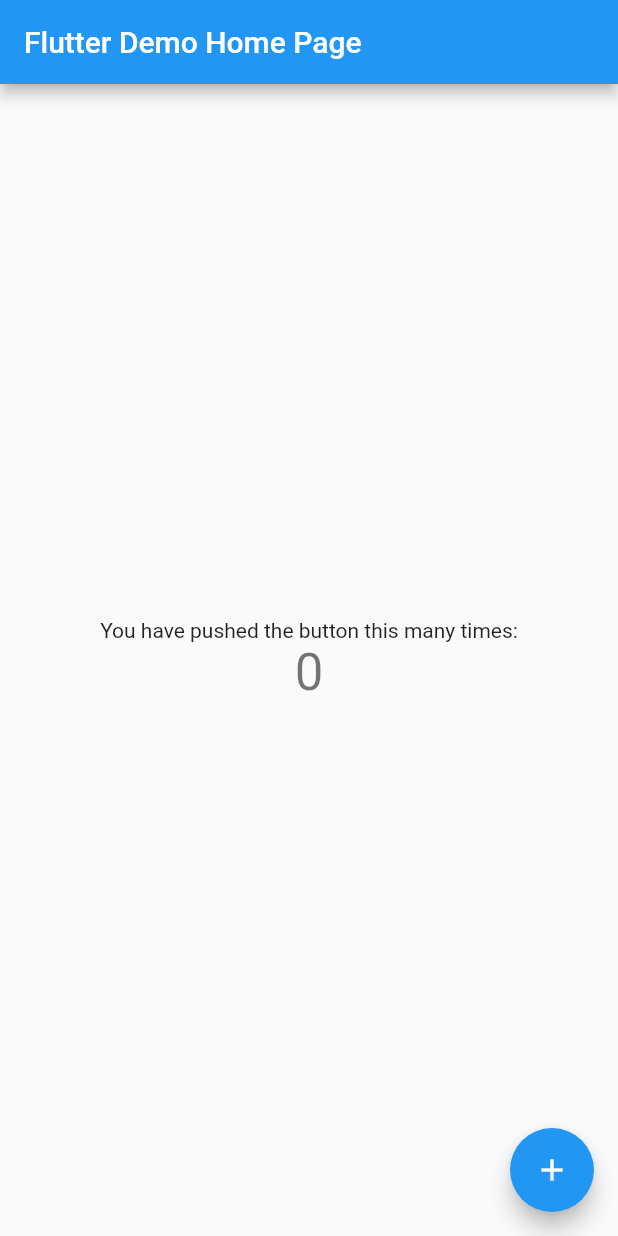
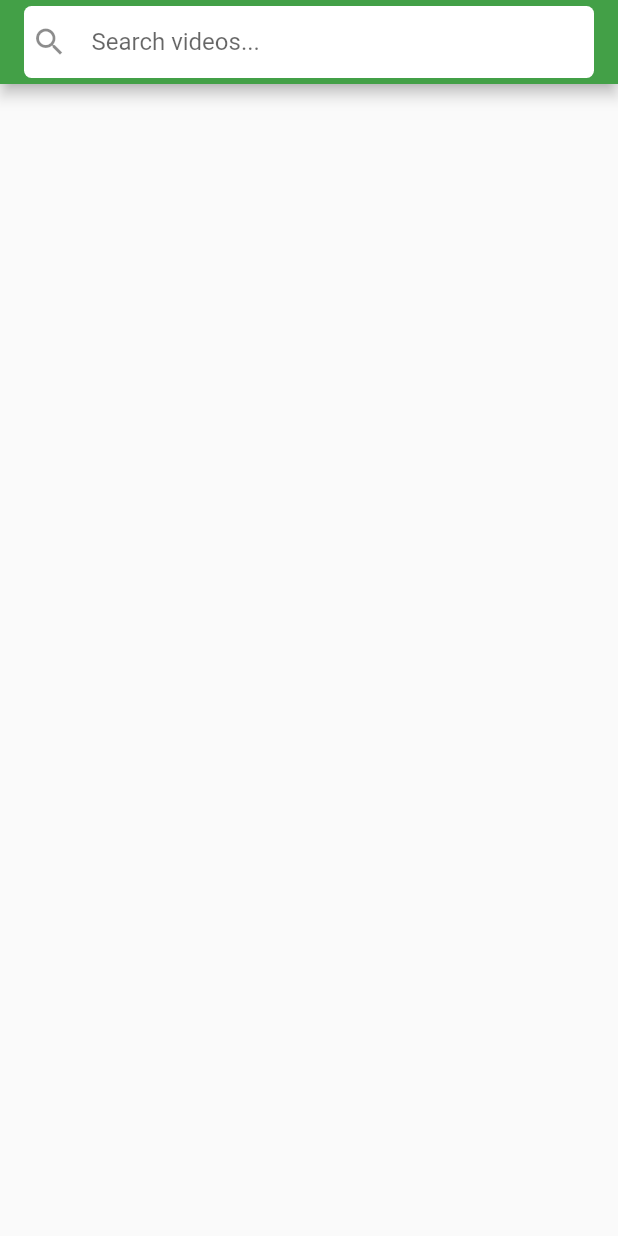
Before and after one commit to rasyidcode/tutorials_code, a Flutter app: the screen it shows after launch, on a phone screen of 412 x 824 dp. Run offline on Flutter 3.47's test engine with Material 2 defaults, Android fonts, the phone set to English and light mode, and no system bars; our stand-ins replace built_collection, built_value, flutter_bloc, kiwi; generated files the repository leaves out were written again.

Commit message:
finish search UI

```diff
--- a/flutter_youtube_search/lib/data/models/search/thumbnail.dart
+++ b/flutter_youtube_search/lib/data/models/search/thumbnail.dart
@@ -2,7 +2,6 @@
 
 import 'dart:convert';
 
-import 'package:built_collection/built_collection.dart';
 import 'package:built_value/built_value.dart';
 import 'package:built_value/serializer.dart';
 import 'package:github_user_searcch/data/models/serializers/serializers.dart';
@@ -12,8 +11,8 @@
 abstract class Thumbnail implements Built<Thumbnail, ThumbnailBuilder> {
   // fields go here
   String get url;
-  int get width;
-  int get height;
+  int? get width;
+  int? get height;
   Thumbnail._();
 
   factory Thumbnail([updates(ThumbnailBuilder b)]) = _$Thumbnail;
--- /dev/null
+++ b/flutter_youtube_search/lib/injection_container.dart
@@ -0,0 +1,19 @@
+import 'package:github_user_searcch/data/network/youtube_data_source.dart';
+import 'package:github_user_searcch/data/repository/youtube_search_repository.dart';
+import 'package:github_user_searcch/ui/search/search.dart';
+import 'package:kiwi/kiwi.dart' as kiwi;
+import 'package:http/http.dart' as http;
+
+void initKiwi() {
+  kiwi.KiwiContainer()
+    ..registerInstance(http.Client())
+    ..registerFactory(
+      (c) => YoutubeDataSource(c.resolve()),
+    )
+    ..registerFactory(
+      (c) => YoutubeSearchRepository(c.resolve()),
+    )
+    ..registerFactory(
+      (c) => SearchBloc(c.resolve()),
+    );
+}
--- a/flutter_youtube_search/lib/main.dart
+++ b/flutter_youtube_search/lib/main.dart
@@ -1,113 +1,22 @@
 import 'package:flutter/material.dart';
+import 'package:github_user_searcch/injection_container.dart';
+import 'package:github_user_searcch/ui/search/search_page.dart';
 
 void main() {
+  initKiwi();
   runApp(MyApp());
 }
 
 class MyApp extends StatelessWidget {
-  // This widget is the root of your application.
   @override
   Widget build(BuildContext context) {
     return MaterialApp(
       title: 'Flutter Demo',
       theme: ThemeData(
-        // This is the theme of your application.
-        //
-        // Try running your application with "flutter run". You'll see the
-        // application has a blue toolbar. Then, without quitting the app, try
-        // changing the primarySwatch below to Colors.green and then invoke
-        // "hot reload" (press "r" in the console where you ran "flutter run",
-        // or simply save your changes to "hot reload" in a Flutter IDE).
-        // Notice that the counter didn't reset back to zero; the application
-        // is not restarted.
-        primarySwatch: Colors.blue,
-      ),
-      home: MyHomePage(title: 'Flutter Demo Home Page'),
+          brightness: Brightness.light,
+          primaryColor: Colors.green.shade600,
+          accentColor: Colors.greenAccent.shade400),
+      home: SearchPage(),
     );
   }
 }
-
-class MyHomePage extends StatefulWidget {
-  MyHomePage({Key? key, required this.title}) : super(key: key);
-
-  // This widget is the home page of your application. It is stateful, meaning
-  // that it has a State object (defined below) that contains fields that affect
-  // how it looks.
-
-  // This class is the configuration for the state. It holds the values (in this
-  // case the title) provided by the parent (in this case the App widget) and
-  // used by the build method of the State. Fields in a Widget subclass are
-  // always marked "final".
-
-  final String title;
-
-  @override
-  _MyHomePageState createState() => _MyHomePageState();
-}
-
-class _MyHomePageState extends State<MyHomePage> {
-  int _counter = 0;
-
-  void _incrementCounter() {
-    setState(() {
-      // This call to setState tells the Flutter framework that something has
-      // changed in this State, which causes it to rerun the build method below
-      // so that the display can reflect the updated values. If we changed
-      // _counter without calling setState(), then the build method would not be
-      // called again, and so nothing would appear to happen.
-      _counter++;
-    });
-  }
-
-  @override
-  Widget build(BuildContext context) {
-    // This method is rerun every time setState is called, for instance as done
-    // by the _incrementCounter method above.
-    //
-    // The Flutter framework has been optimized to make rerunning build methods
-    // fast, so that you can just rebuild anything that needs updating rather
-    // than having to individually change instances of widgets.
-    return Scaffold(
-      appBar: AppBar(
-        // Here we take the value from the MyHomePage object that was created by
-        // the App.build method, and use it to set our appbar title.
-        title: Text(widget.title),
-      ),
-      body: Center(
-        // Center is a layout widget. It takes a single child and positions it
-        // in the middle of the parent.
-        child: Column(
-          // Column is also a layout widget. It takes a list of children and
-          // arranges them vertically. By default, it sizes itself to fit its
-          // children horizontally, and tries to be as tall as its parent.
-          //
-          // Invoke "debug painting" (press "p" in the console, choose the
-          // "Toggle Debug Paint" action from the Flutter Inspector in Android
-          // Studio, or the "Toggle Debug Paint" command in Visual Studio Code)
-          // to see the wireframe for each widget.
-          //
-          // Column has various properties to control how it sizes itself and
-          // how it positions its children. Here we use mainAxisAlignment to
-          // center the children vertically; the main axis here is the vertical
-          // axis because Columns are vertical (the cross axis would be
-          // horizontal).
-          mainAxisAlignment: MainAxisAlignment.center,
-          children: <Widget>[
-            Text(
-              'You have pushed the button this many times:',
-            ),
-            Text(
-              '$_counter',
-              style: Theme.of(context).textTheme.headline4,
-            ),
-          ],
-        ),
-      ),
-      floatingActionButton: FloatingActionButton(
-        onPressed: _incrementCounter,
-        tooltip: 'Increment',
-        child: Icon(Icons.add),
-      ), // This trailing comma makes auto-formatting nicer for build methods.
-    );
-  }
-}
--- /dev/null
+++ b/flutter_youtube_search/lib/ui/search/search_page.dart
@@ -0,0 +1,98 @@
+import 'package:flutter/material.dart';
+import 'package:flutter_bloc/flutter_bloc.dart';
+import 'package:github_user_searcch/ui/search/search.dart';
+import 'package:kiwi/kiwi.dart' as kiwi;
+
+class SearchPage extends StatefulWidget {
+  SearchPage({Key? key}) : super(key: key);
+
+  @override
+  _SearchPageState createState() => _SearchPageState();
+}
+
+class _SearchPageState extends State<SearchPage> {
+  final _searchBloc = kiwi.KiwiContainer().resolve<SearchBloc>();
+
+  @override
+  Widget build(BuildContext context) {
+    return BlocProvider(
+      create: (_) => _searchBloc,
+      child: _buildScaffold(),
+    );
+  }
+
+  @override
+  void dispose() {
+    super.dispose();
+    _searchBloc.close();
+  }
+
+  Widget _buildScaffold() {
+    return Scaffold(
+      appBar: AppBar(
+        title: SearchWidget(),
+      ),
+    );
+  }
+}
+
+class SearchWidget extends StatelessWidget {
+  const SearchWidget({
+    Key? key,
+  }) : super(key: key);
+
+  @override
+  Widget build(BuildContext context) {
+    return Container(
+      decoration: BoxDecoration(
+        color: Colors.white,
+        borderRadius: BorderRadius.circular(5),
+      ),
+      child: Padding(
+        padding: const EdgeInsets.only(left: 5.0),
+        child: SearchField(),
+      ),
+    );
+  }
+}
+
+class SearchField extends StatefulWidget {
+  const SearchField({
+    Key? key,
+  }) : super(key: key);
+
+  @override
+  _SearchFieldState createState() => _SearchFieldState();
+}
+
+class _SearchFieldState extends State<SearchField> {
+  final _controller = TextEditingController();
+  final _focusNode = FocusNode();
+
+  @override
+  void initState() {
+    super.initState();
+    _focusNode.addListener(() {
+      if (_focusNode.hasFocus) {
+        _controller.selection =
+            TextSelection(baseOffset: 0, extentOffset: _controller.text.length);
+      }
+    });
+  }
+
+  @override
+  Widget build(BuildContext context) {
+    return TextField(
+      controller: _controller,
+      focusNode: _focusNode,
+      decoration: InputDecoration(
+        hintText: 'Search videos...',
+        border: InputBorder.none,
+        icon: Icon(Icons.search),
+      ),
+      onSubmitted: (searchQuery) {
+        BlocProvider.of<SearchBloc>(context).onSearchInitiated(searchQuery);
+      },
+    );
+  }
+}
```
Also changed, not shown: flutter_youtube_search/lib/data/models/search/thumbnail.g.dart, 1 other file.
